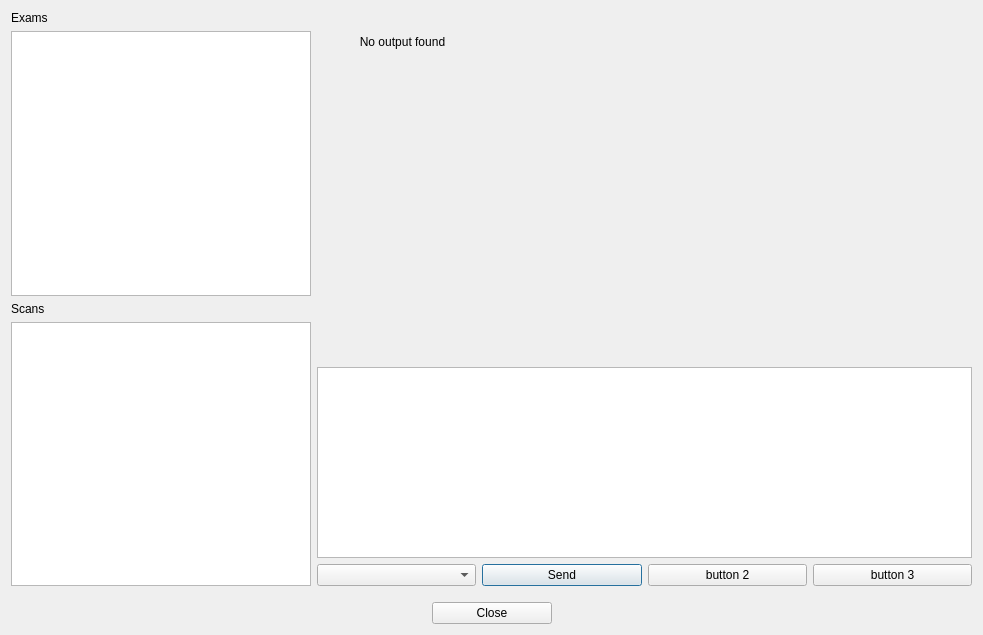
Qt form services/ui/forms/studyviewer.ui (mri4all/console) before a commit.
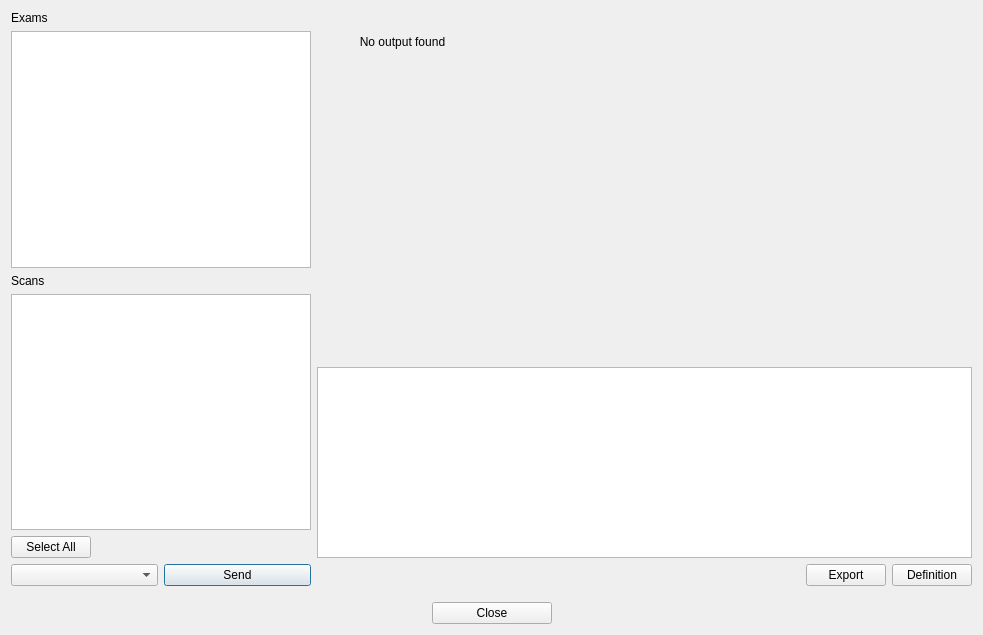
The same form after that commit.

Commit message: UI changes - study viewer

Patch:
```diff
--- a/services/ui/forms/studyviewer.ui
+++ b/services/ui/forms/studyviewer.ui
@@ -48,6 +48,33 @@
          </property>
         </widget>
        </item>
+       <item alignment="Qt::AlignLeft">
+        <widget class="QPushButton" name="selectAllPushButton">
+         <property name="enabled">
+          <bool>true</bool>
+         </property>
+         <property name="text">
+          <string>Select All</string>
+         </property>
+         <property name="autoDefault">
+          <bool>false</bool>
+         </property>
+        </widget>
+       </item>
+       <item>
+        <layout class="QHBoxLayout" name="horizontalLayout_2">
+         <item>
+          <widget class="QComboBox" name="dicomTargetComboBox"/>
+         </item>
+         <item>
+          <widget class="QPushButton" name="sendDicomsButton">
+           <property name="text">
+            <string>Send</string>
+           </property>
+          </widget>
+         </item>
+        </layout>
+       </item>
       </layout>
      </item>
      <item>
@@ -113,28 +140,31 @@
         </widget>
        </item>
        <item>
-        <layout class="QHBoxLayout" name="horizontalLayout_2">
+        <layout class="QHBoxLayout" name="horizontalLayout_5">
          <item>
-          <widget class="QComboBox" name="dicomTargetComboBox"/>
-         </item>
-         <item>
-          <widget class="QPushButton" name="sendDicomsButton">
-           <property name="text">
-            <string>Send</string>
+          <spacer name="horizontalSpacer_3">
+           <property name="orientation">
+            <enum>Qt::Horizontal</enum>
            </property>
-          </widget>
+           <property name="sizeHint" stdset="0">
+            <size>
+             <width>40</width>
+             <height>20</height>
+            </size>
+           </property>
+          </spacer>
          </item>
          <item>
-          <widget class="QPushButton" name="actionButton2">
+          <widget class="QPushButton" name="exportPushButton">
            <property name="text">
-            <string>button 2</string>
+            <string>Export</string>
            </property>
           </widget>
          </item>
          <item>
-          <widget class="QPushButton" name="actionButton1">
+          <widget class="QPushButton" name="definitionPushButton">
            <property name="text">
-            <string>button 3</string>
+            <string>Definition</string>
            </property>
           </widget>
          </item>
```
